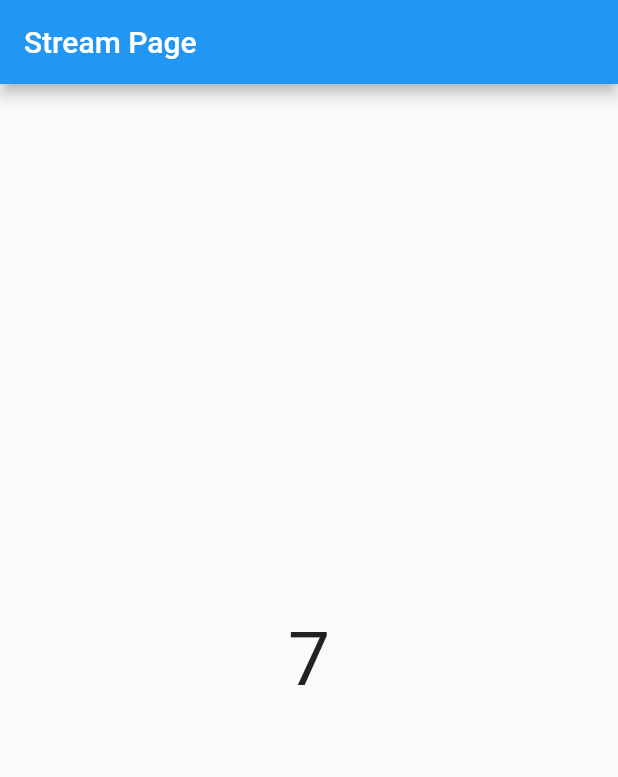
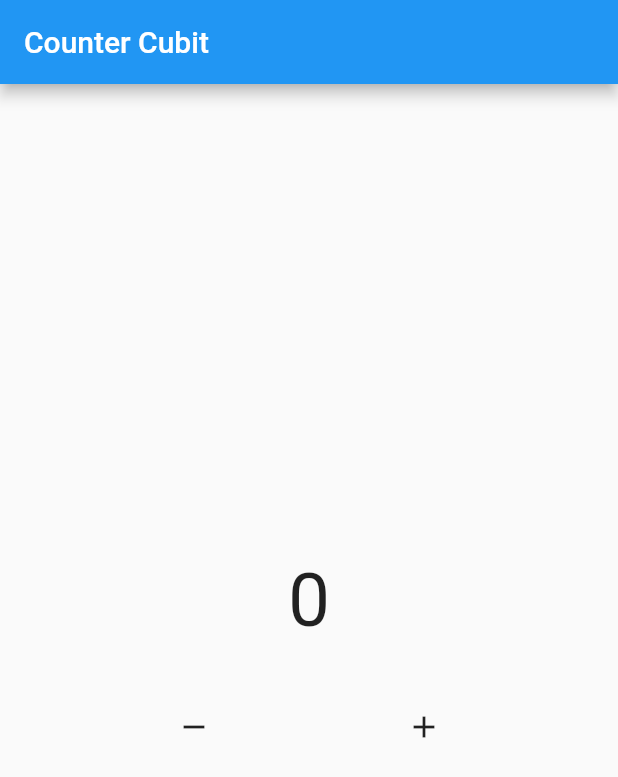
Before and after one commit to arqomanwar/latihan_bloc, a Flutter app: the screen it shows after launch, on a phone screen of 412 x 824 dp. Shown: the top 777 px of the screen. Run offline on Flutter 3.47's test engine with Material 2 defaults, Android fonts, the light colour scheme and no system bars; our stand-ins replace bloc; missing offline and left inert: dart:html.

Commit message:
konsep cubit

```diff
--- /dev/null
+++ b/latihan_bloc/lib/lessons/bloc/counter.dart
@@ -0,0 +1,9 @@
+import 'package:bloc/bloc.dart';
+
+class Counter extends Cubit<int> {
+  Counter({this.init = 0}) : super(init);
+
+  int init;
+  void increment() => emit(state + 1);
+  void decrement() => emit(state - 1);
+}
--- /dev/null
+++ b/latihan_bloc/lib/lessons/counter_page.dart
@@ -0,0 +1,56 @@
+import 'dart:html';
+
+import 'package:flutter/material.dart';
+import 'bloc/counter.dart';
+
+class CounterPage extends StatelessWidget {
+  CounterPage({super.key});
+
+  final Counter myCounter = Counter();
+
+  @override
+  Widget build(BuildContext context) {
+    return Scaffold(
+      appBar: AppBar(
+        title: const Text("Counter Cubit"),
+      ),
+      body: Column(
+        mainAxisAlignment: MainAxisAlignment.center,
+        children: [
+          StreamBuilder(
+            initialData: myCounter.init,
+            stream: myCounter.stream,
+            builder: (context, snapshot) {
+              return Column(
+                children: [
+                  Text(
+                    "${snapshot.data}",
+                    style: const TextStyle(
+                      fontSize: 50,
+                    ),
+                  ),
+                ],
+              );
+            },
+          ),
+          const SizedBox(
+            height: 30,
+          ),
+          Row(
+            mainAxisAlignment: MainAxisAlignment.spaceEvenly,
+            children: [
+              IconButton(
+                icon: const Icon(Icons.remove),
+                onPressed: myCounter.decrement,
+              ),
+              IconButton(
+                onPressed: myCounter.increment,
+                icon: const Icon(Icons.add),
+              ),
+            ],
+          ),
+        ],
+      ),
+    );
+  }
+}
--- a/latihan_bloc/lib/main.dart
+++ b/latihan_bloc/lib/main.dart
@@ -1,5 +1,5 @@
 import 'package:flutter/material.dart';
-import 'lessons/stream_page.dart';
+import 'lessons/counter_page.dart';
 
 void main() {
   runApp(const MyApp());
@@ -13,7 +13,7 @@ class MyApp extends StatelessWidget {
   Widget build(BuildContext context) {
     return MaterialApp(
       debugShowCheckedModeBanner: false,
-      home: StreamPage(),
+      home: CounterPage(),
     );
   }
 }
--- a/latihan_bloc/pubspec.yaml
+++ b/latihan_bloc/pubspec.yaml
@@ -35,6 +35,8 @@ dependencies:
   # The following adds the Cupertino Icons font to your application.
   # Use with the CupertinoIcons class for iOS style icons.
   cupertino_icons: ^1.0.2
+  bloc: ^8.1.2
+  flutter_bloc: ^8.1.3
 
 dev_dependencies:
   flutter_test:
```
Also changed, not shown: latihan_bloc/pubspec.lock.
